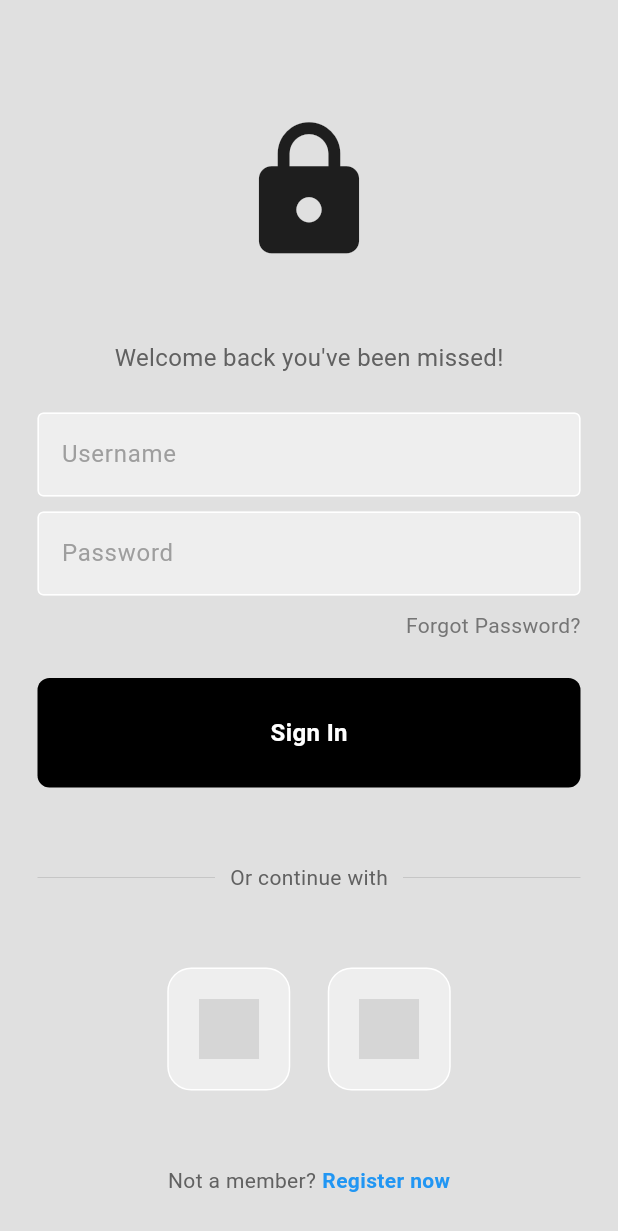
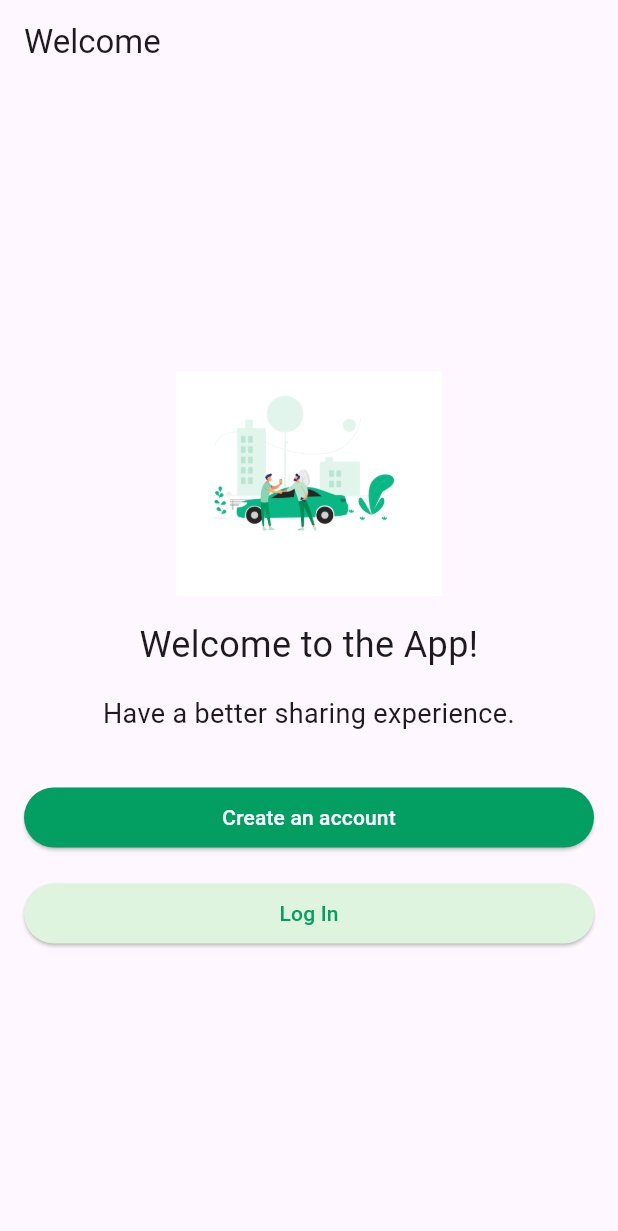
Before and after one commit to GateCoding/covoiturage_app, a Flutter app: the screen it shows after launch, on a phone screen of 412 x 824 dp. Shown: the top 1231 px of the screen. Run offline on Flutter 3.47's test engine with Material 3 defaults, Android fonts, the phone set to English and light mode, and no system bars; our stand-ins replace cloud_firestore, firebase_auth, firebase_core, flutter_form_builder, fluttertoast; missing offline and left inert: flutter_dialog_helper; accounts and stored records are empty; grey boxes are pictures that could not be loaded.

Commit message:
dakci li dert

```diff
--- /dev/null
+++ b/lib/components/widget/welcom_screen.dart
@@ -0,0 +1,61 @@
+import 'package:flutter/material.dart';
+
+class WelcomePage extends StatelessWidget {
+  const WelcomePage({super.key});
+
+  @override
+  Widget build(BuildContext context) {
+    return Scaffold(
+      appBar: AppBar(
+        title: Text('Welcome'),
+      ),
+      body: Padding(
+        padding: EdgeInsets.all(16.0),
+        child: Column(
+          crossAxisAlignment: CrossAxisAlignment.stretch,
+          mainAxisAlignment: MainAxisAlignment.center,
+          children: <Widget>[
+            Image.asset(
+              'assets/images/welcomeimage.png',
+              height: 150.0, // Set the height as needed
+            ),
+            SizedBox(height: 16.0),
+            Text(
+              'Welcome to the App!',
+              style: TextStyle(fontSize: 24.0),
+              textAlign: TextAlign.center,
+            ),
+            SizedBox(height: 16.0),
+            Text(
+              'Have a better sharing experience.',
+              style: TextStyle(fontSize: 18.0),
+              textAlign: TextAlign.center,
+            ),
+            SizedBox(height: 32.0),
+            ElevatedButton(
+              onPressed: () {
+                // Navigate to the Create Account page
+                Navigator.pushNamed(context, '/createAccount');
+              },
+              style: ElevatedButton.styleFrom(
+                  primary: Color.fromARGB(255, 2, 158, 98)),
+              child: Text('Create an account',
+                  style: TextStyle(color: Colors.white)),
+            ),
+            SizedBox(height: 16.0),
+            ElevatedButton(
+              onPressed: () {
+                // Navigate to the Log In page
+                Navigator.pushNamed(context, '/logIn');
+              },
+              style: ElevatedButton.styleFrom(
+                  primary: Color.fromARGB(255, 222, 244, 223)),
+              child: Text('Log In',
+                  style: TextStyle(color: Color.fromARGB(255, 2, 158, 98))),
+            ),
+          ],
+        ),
+      ),
+    );
+  }
+}
--- a/lib/main.dart
+++ b/lib/main.dart
@@ -1,6 +1,7 @@
 import 'package:flutter/material.dart';
 import 'package:firebase_core/firebase_core.dart';
-import 'package:covoiturage/pages/auth_page.dart';
+//import 'package:covoiturage/pages/auth_page.dart';
+import 'components/widget/welcom_screen.dart';
 import 'firebase_options.dart';
 
 void main() async {
@@ -18,7 +19,7 @@ class MyApp extends StatelessWidget {
   Widget build(BuildContext context) {
     return const MaterialApp(
       debugShowCheckedModeBanner: false,
-      home: AuthPage(),
+      home: WelcomePage(),
     );
   }
 }
--- a/lib/pages/register_page.dart
+++ b/lib/pages/register_page.dart
@@ -1,3 +1,4 @@
+import 'package:cloud_firestore/cloud_firestore.dart';
 import 'package:firebase_auth/firebase_auth.dart';
 import 'package:flutter/material.dart';
 import 'package:flutter_dialog_helper/flutter_dialog_helper.dart';
@@ -49,6 +50,8 @@ class _RegisterPageState extends State<RegisterPage> {
           dateNaissance: "1990-01-01",
           uid: uid,
         );
+        // Save user data to Firestore
+        await addUserToFirestore(userModel);
         try {
           // await AuthService.signup(userModel);
           ToastMsg.showToastMsg("Registed");
@@ -95,6 +98,17 @@ class _RegisterPageState extends State<RegisterPage> {
         );
       },
     );
+  }
+
+  Future<void> addUserToFirestore(UserModel userModel) async {
+    try {
+      await FirebaseFirestore.instance
+          .collection('users')
+          .doc(userModel.uid)
+          .set(userModel.toJson());
+    } catch (e) {
+      print('Error adding user to Firestore: $e');
+    }
   }
 
   @override
```
Also changed, not shown: pubspec.yaml (+4 -3 lines), assets/images/welcomeimage.png (added), lib/firebase_options.dart, lib/images/apple.png (added), lib/images/google.png (added), lib/images/gradiant-bg.png (added), pubspec.lock, 8 other files.
